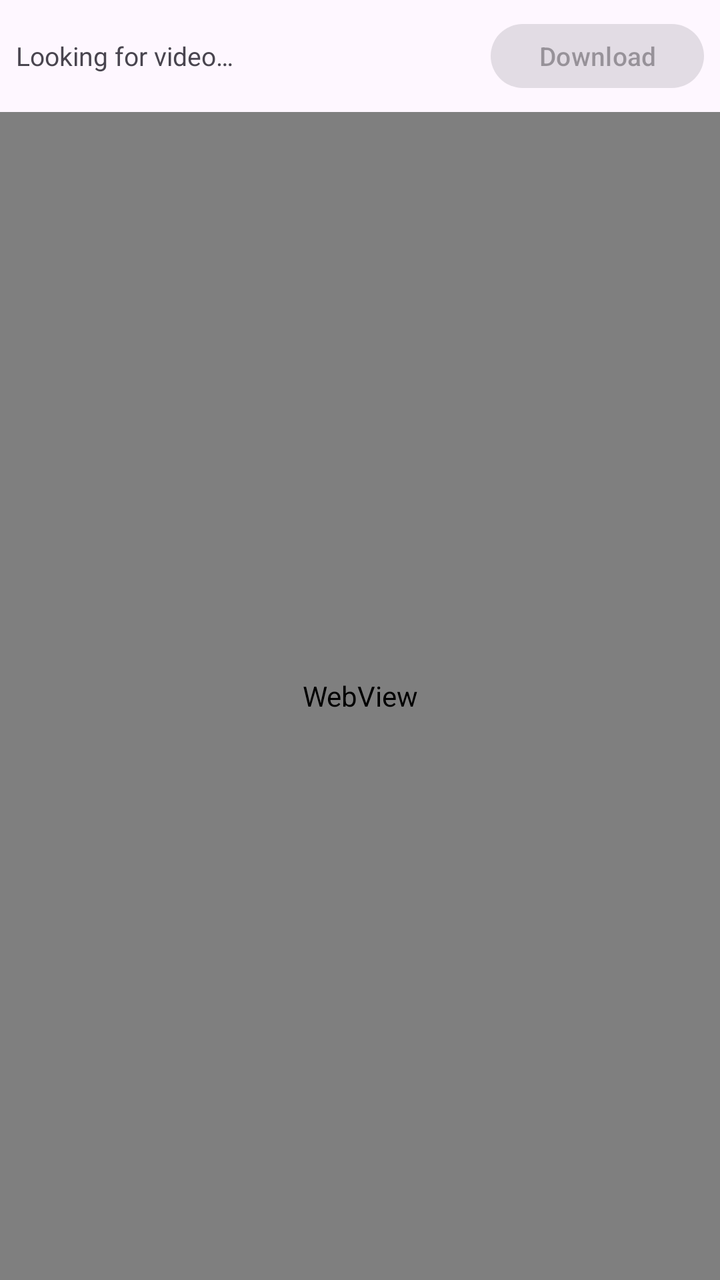
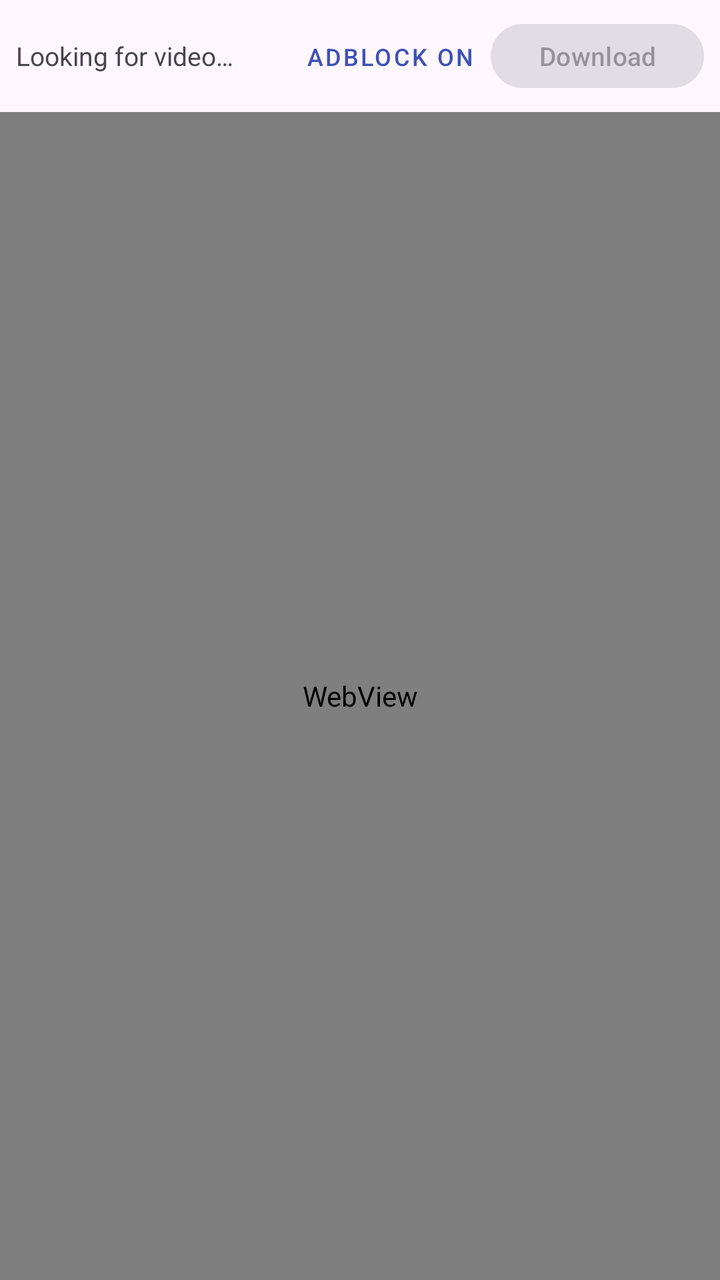

An Android layout rendered at two revisions. The XML below is the earlier revision; the diff shows what the commit changed to produce the second picture.
<!-- AndroidManifest.xml: application theme Theme.VideoDroid -->
<!-- res/layout/activity_open_page.xml -->
<?xml version="1.0" encoding="utf-8"?>
<LinearLayout xmlns:android="http://schemas.android.com/apk/res/android"
    android:layout_width="match_parent"
    android:layout_height="match_parent"
    android:orientation="vertical">

    <LinearLayout
        android:layout_width="match_parent"
        android:layout_height="wrap_content"
        android:orientation="horizontal"
        android:padding="8dp">

        <TextView
            android:id="@+id/sniffStatus"
            android:layout_width="0dp"
            android:layout_height="wrap_content"
            android:layout_gravity="center_vertical"
            android:layout_weight="1"
            android:text="Looking for video…"
            android:textSize="13sp" />

        <com.google.android.material.button.MaterialButton
            android:id="@+id/sniffDownload"
            android:layout_width="wrap_content"
            android:layout_height="40dp"
            android:enabled="false"
            android:text="Download"
            android:textSize="13sp" />
    </LinearLayout>

    <WebView
        android:id="@+id/pageWebView"
        android:layout_width="match_parent"
        android:layout_height="0dp"
        android:layout_weight="1" />
</LinearLayout>
<!-- resources referenced by this layout -->
<resources>
  <style name="Theme.VideoDroid" parent="Theme.Material3.DayNight.NoActionBar">
          <item name="colorPrimary">@color/primary</item>
          <item name="colorOnPrimary">@android:color/white</item>
      </style>
  <color name="primary">#3F51B5</color>
</resources>

<!-- the commit's change to res/layout/activity_open_page.xml (unified diff, before → after) -->
@@ -20,6 +20,17 @@
             android:textSize="13sp" />
 
         <com.google.android.material.button.MaterialButton
+            android:id="@+id/adblockToggle"
+            style="@style/Widget.MaterialComponents.Button.TextButton"
+            android:layout_width="wrap_content"
+            android:layout_height="40dp"
+            android:minWidth="0dp"
+            android:paddingStart="8dp"
+            android:paddingEnd="8dp"
+            android:text="Adblock On"
+            android:textSize="12sp" />
+
+        <com.google.android.material.button.MaterialButton
             android:id="@+id/sniffDownload"
             android:layout_width="wrap_content"
             android:layout_height="40dp"
